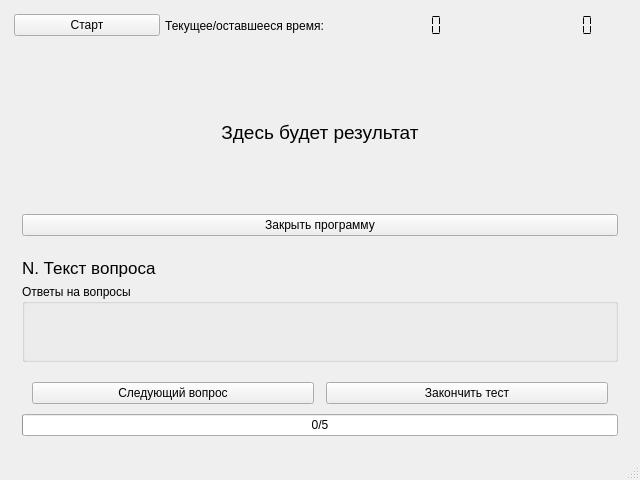
This is sem3/nvi_test/mainwindow.ui in faurkonig/i-love-karpov as Qt 5 draws it before an edit. The edited form follows.
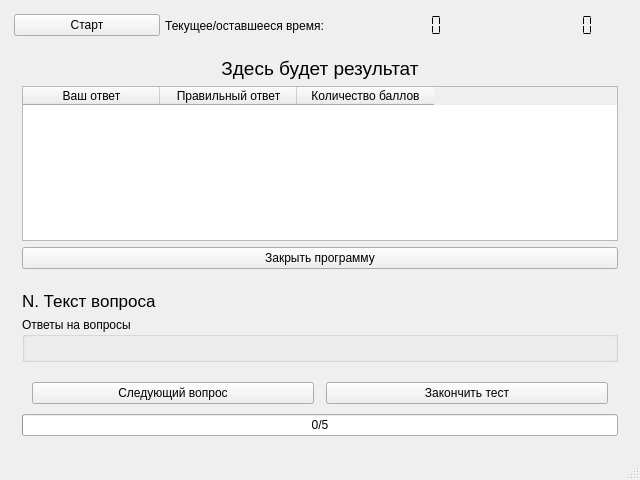
This is the edited form.

Commit message: +table widget in test project

What changed in the file:
```diff
--- a/sem3/nvi_test/mainwindow.ui
+++ b/sem3/nvi_test/mainwindow.ui
@@ -134,6 +134,28 @@
             </property>
            </widget>
           </item>
+          <item>
+           <widget class="QTableWidget" name="tableWidget">
+            <attribute name="horizontalHeaderDefaultSectionSize">
+             <number>137</number>
+            </attribute>
+            <column>
+             <property name="text">
+              <string>Ваш ответ</string>
+             </property>
+            </column>
+            <column>
+             <property name="text">
+              <string>Правильный ответ</string>
+             </property>
+            </column>
+            <column>
+             <property name="text">
+              <string>Количество баллов</string>
+             </property>
+            </column>
+           </widget>
+          </item>
           <item>
            <widget class="QPushButton" name="closeButton">
             <property name="text">
```
The commit also changes 9 other files.
